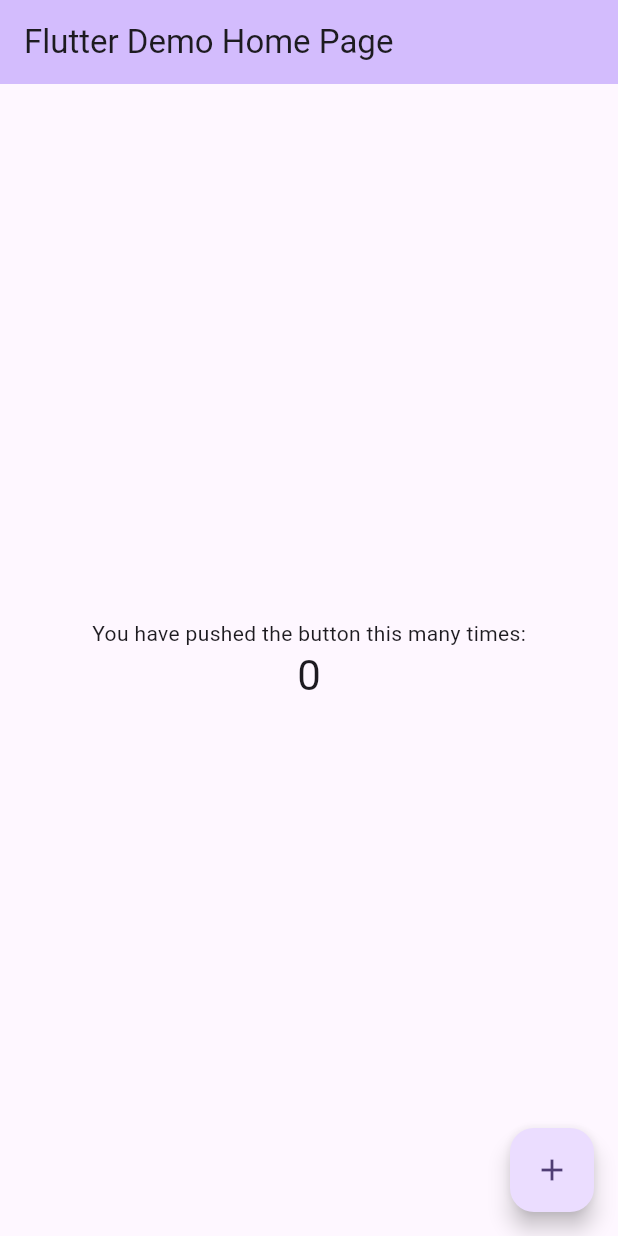
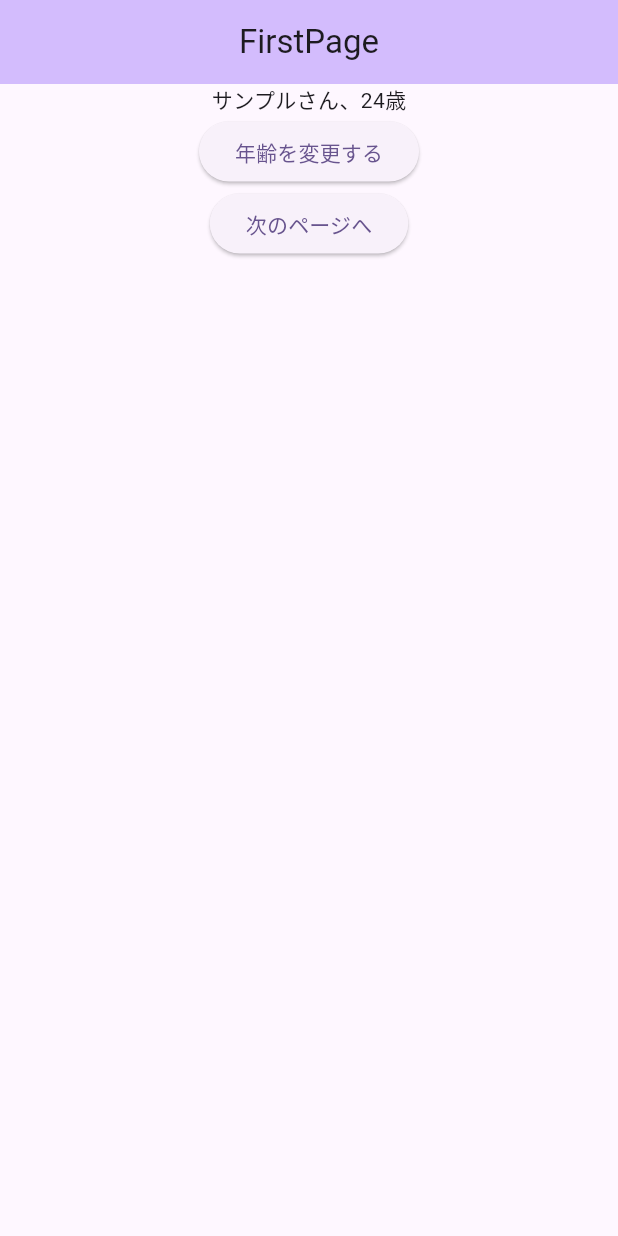
Before and after one commit to gisaki/prjplan, a Flutter app: the screen it shows after launch, on a phone screen of 412 x 824 dp. Run offline on Flutter 3.47's test engine with Material 3 defaults, Android fonts, the light colour scheme and no system bars; our stand-ins replace flutter_riverpod, freezed_annotation.

Commit message:
MVVM sample

```diff
--- a/prjplan/lib/main.dart
+++ b/prjplan/lib/main.dart
@@ -1,7 +1,9 @@
 import 'package:flutter/material.dart';
+import 'package:flutter_riverpod/flutter_riverpod.dart';
+import 'package:prjplan/view/first_page.dart';
 
 void main() {
-  runApp(const MyApp());
+  runApp(const ProviderScope(child: MyApp()));
 }
 
 class MyApp extends StatelessWidget {
@@ -31,95 +33,7 @@
         colorScheme: ColorScheme.fromSeed(seedColor: Colors.deepPurple),
         useMaterial3: true,
       ),
-      home: const MyHomePage(title: 'Flutter Demo Home Page'),
+      home: const FirstPage(),
     );
   }
 }
-
-class MyHomePage extends StatefulWidget {
-  const MyHomePage({super.key, required this.title});
-
-  // This widget is the home page of your application. It is stateful, meaning
-  // that it has a State object (defined below) that contains fields that affect
-  // how it looks.
-
-  // This class is the configuration for the state. It holds the values (in this
-  // case the title) provided by the parent (in this case the App widget) and
-  // used by the build method of the State. Fields in a Widget subclass are
-  // always marked "final".
-
-  final String title;
-
-  @override
-  State<MyHomePage> createState() => _MyHomePageState();
-}
-
-class _MyHomePageState extends State<MyHomePage> {
-  int _counter = 0;
-
-  void _incrementCounter() {
-    setState(() {
-      // This call to setState tells the Flutter framework that something has
-      // changed in this State, which causes it to rerun the build method below
-      // so that the display can reflect the updated values. If we changed
-      // _counter without calling setState(), then the build method would not be
-      // called again, and so nothing would appear to happen.
-      _counter++;
-    });
-  }
-
-  @override
-  Widget build(BuildContext context) {
-    // This method is rerun every time setState is called, for instance as done
-    // by the _incrementCounter method above.
-    //
-    // The Flutter framework has been optimized to make rerunning build methods
-    // fast, so that you can just rebuild anything that needs updating rather
-    // than having to individually change instances of widgets.
-    return Scaffold(
-      appBar: AppBar(
-        // TRY THIS: Try changing the color here to a specific color (to
-        // Colors.amber, perhaps?) and trigger a hot reload to see the AppBar
-        // change color while the other colors stay the same.
-        backgroundColor: Theme.of(context).colorScheme.inversePrimary,
-        // Here we take the value from the MyHomePage object that was created by
-        // the App.build method, and use it to set our appbar title.
-        title: Text(widget.title),
-      ),
-      body: Center(
-        // Center is a layout widget. It takes a single child and positions it
-        // in the middle of the parent.
-        child: Column(
-          // Column is also a layout widget. It takes a list of children and
-          // arranges them vertically. By default, it sizes itself to fit its
-          // children horizontally, and tries to be as tall as its parent.
-          //
-          // Column has various properties to control how it sizes itself and
-          // how it positions its children. Here we use mainAxisAlignment to
-          // center the children vertically; the main axis here is the vertical
-          // axis because Columns are vertical (the cross axis would be
-          // horizontal).
-          //
-          // TRY THIS: Invoke "debug painting" (choose the "Toggle Debug Paint"
-          // action in the IDE, or press "p" in the console), to see the
-          // wireframe for each widget.
-          mainAxisAlignment: MainAxisAlignment.center,
-          children: <Widget>[
-            const Text(
-              'You have pushed the button this many times:',
-            ),
-            Text(
-              '$_counter',
-              style: Theme.of(context).textTheme.headlineMedium,
-            ),
-          ],
-        ),
-      ),
-      floatingActionButton: FloatingActionButton(
-        onPressed: _incrementCounter,
-        tooltip: 'Increment',
-        child: const Icon(Icons.add),
-      ), // This trailing comma makes auto-formatting nicer for build methods.
-    );
-  }
-}
--- /dev/null
+++ b/prjplan/lib/view/first_page.dart
@@ -0,0 +1,79 @@
+import 'package:flutter/material.dart';
+import 'package:flutter_riverpod/flutter_riverpod.dart';
+import 'package:prjplan/view_model/my_sample_notifier.dart';
+import 'package:prjplan/view/second_page.dart';
+
+class FirstPage extends ConsumerWidget {
+  const FirstPage({super.key});
+
+  // テキスト入力可能なダイアログ
+  Future<void> myInputDialog(BuildContext context, WidgetRef ref) async {
+    final mysampleNotifier = ref.watch(mysampleProvider.notifier);
+    // final mysampleState = ref.watch(mysampleProvider); // 未使用
+
+    // 非同期処理にする
+    return showDialog(
+        context: context,
+        builder: (context) {
+          return AlertDialog(
+            title: const Text('タイトル'),
+            content: const TextField(
+              decoration: InputDecoration(hintText: "ここに入力"),
+            ),
+            actions: <Widget>[
+              ElevatedButton(
+                child: const Text('キャンセル'),
+                onPressed: () {
+                  Navigator.pop(context);
+                },
+              ),
+              ElevatedButton(
+                child: const Text('OK'),
+                onPressed: () {
+                  // modelを更新する
+                  mysampleNotifier.changeSample(40);
+                  Navigator.pop(context);
+                },
+              ),
+            ],
+          );
+        });
+  }
+
+  @override
+  Widget build(BuildContext context, WidgetRef ref) {
+    // final mysampleNotifier = ref.watch(mysampleProvider.notifier); // 未使用
+    final mysampleState = ref.watch(mysampleProvider);
+    return Scaffold(
+      appBar: AppBar(
+        title: const Text('FirstPage'),
+        centerTitle: true,
+        backgroundColor: Theme.of(context).colorScheme.inversePrimary,
+      ),
+      body: Center(
+        child: Column(
+          children: [
+            Text("${mysampleState.name}さん、${mysampleState.age}歳"),
+            ElevatedButton(
+              child: const Text('年齢を変更する'),
+              onPressed: () {
+                // 上で作成した テキスト入力可能なダイアログ を表示させる
+                myInputDialog(context, ref);
+              },
+            ),
+            ElevatedButton(
+              child: const Text('次のページへ'),
+              onPressed: () {
+                Navigator.of(context).push(
+                  MaterialPageRoute(
+                    builder: (context) => const SecondPage(),
+                  ),
+                );
+              },
+            ),
+          ],
+        ),
+      ),
+    );
+  }
+}
--- /dev/null
+++ b/prjplan/lib/view_model/my_sample_notifier.dart
@@ -0,0 +1,22 @@
+import 'package:flutter_riverpod/flutter_riverpod.dart';
+import 'package:prjplan/model/my_sample_state.dart';
+
+// Notifierの状態を管理する
+final mysampleProvider =
+    StateNotifierProvider.autoDispose<MySampleNotifier, MySampleState>(
+  (ref) => MySampleNotifier(),
+);
+
+class MySampleNotifier extends StateNotifier<MySampleState> {
+  MySampleNotifier() : super(const MySampleState('サンプル', 24));
+
+  // 算出する
+  void culculateSample() {
+    state = state.copyWith(age: 10);
+  }
+
+  // 更新する
+  void changeSample(int age) {
+    state = state.copyWith(age: age);
+  }
+}
--- a/prjplan/pubspec.yaml
+++ b/prjplan/pubspec.yaml
@@ -36,6 +36,9 @@ dependencies:
   # Use with the CupertinoIcons class for iOS style icons.
   cupertino_icons: ^1.0.6
 
+  flutter_riverpod: ^2.5.1
+  freezed_annotation: ^2.4.1
+
 dev_dependencies:
   flutter_test:
     sdk: flutter
@@ -46,6 +49,9 @@ dev_dependencies:
   # package. See that file for information about deactivating specific lint
   # rules and activating additional ones.
   flutter_lints: ^3.0.0
+
+  freezed: ^2.5.2
+  build_runner: ^2.4.10
 
 # For information on the generic Dart part of this file, see the
 # following page: https://dart.dev/tools/pub/pubspec
```
Also changed, not shown: prjplan/lib/model/my_sample_state.dart (added, +9 -0 lines), prjplan/lib/view/second_page.dart (added, +27 -0 lines), prjplan/lib/model/my_sample_state.freezed.dart (added), prjplan/pubspec.lock.
